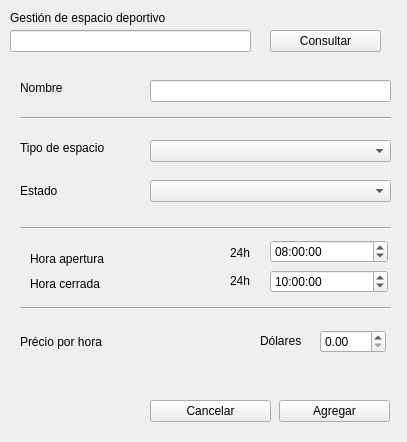
Above: interfaz/Archivos_UI/ventana_espacio_deportivo.ui from Krysthyan/Gestion_polideportivo before the change. Below: the same form after it.
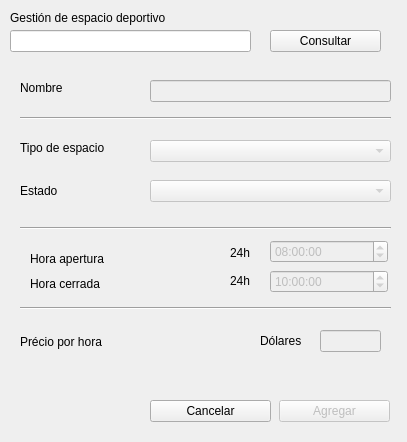
That is the form after the change.

Diff of the .ui file:
```diff
--- a/interfaz/Archivos_UI/ventana_espacio_deportivo.ui
+++ b/interfaz/Archivos_UI/ventana_espacio_deportivo.ui
@@ -2,6 +2,9 @@
 <ui version="4.0">
  <class>Ventana_espacio_deportivo</class>
  <widget class="QWidget" name="Ventana_espacio_deportivo">
+  <property name="enabled">
+   <bool>true</bool>
+  </property>
   <property name="geometry">
    <rect>
     <x>0</x>
@@ -40,6 +43,9 @@
    </property>
   </widget>
   <widget class="QComboBox" name="comboBox_espacios">
+   <property name="enabled">
+    <bool>false</bool>
+   </property>
    <property name="geometry">
     <rect>
      <x>150</x>
@@ -79,6 +85,9 @@
    </property>
   </widget>
   <widget class="QTimeEdit" name="time_hora_cerrada">
+   <property name="enabled">
+    <bool>false</bool>
+   </property>
    <property name="geometry">
     <rect>
      <x>270</x>
@@ -96,6 +105,9 @@
    </property>
   </widget>
   <widget class="QTimeEdit" name="time_hora_apertura">
+   <property name="enabled">
+    <bool>false</bool>
+   </property>
    <property name="geometry">
     <rect>
      <x>270</x>
@@ -125,16 +137,6 @@
     <string>Précio por hora</string>
    </property>
   </widget>
-  <widget class="QDoubleSpinBox" name="spin_precio_por_hora">
-   <property name="geometry">
-    <rect>
-     <x>320</x>
-     <y>330</y>
-     <width>66</width>
-     <height>23</height>
-    </rect>
-   </property>
-  </widget>
   <widget class="QLabel" name="label_6">
    <property name="geometry">
     <rect>
@@ -162,6 +164,9 @@
    </property>
   </widget>
   <widget class="QComboBox" name="comboBox_estados">
+   <property name="enabled">
+    <bool>false</bool>
+   </property>
    <property name="geometry">
     <rect>
      <x>150</x>
@@ -172,6 +177,9 @@
    </property>
   </widget>
   <widget class="QPushButton" name="btn_agregar">
+   <property name="enabled">
+    <bool>false</bool>
+   </property>
    <property name="geometry">
     <rect>
      <x>279</x>
@@ -211,6 +219,9 @@
    </property>
   </widget>
   <widget class="QLineEdit" name="entry_nombre">
+   <property name="enabled">
+    <bool>false</bool>
+   </property>
    <property name="geometry">
     <rect>
      <x>150</x>
@@ -285,7 +296,7 @@
     <string>24h</string>
    </property>
   </widget>
-  <widget class="QLineEdit" name="lineEdit">
+  <widget class="QLineEdit" name="entry_nombre_pol">
    <property name="geometry">
     <rect>
      <x>10</x>
@@ -308,6 +319,19 @@
     <string>Consultar</string>
    </property>
   </widget>
+  <widget class="QLineEdit" name="spin_precio_por_hora">
+   <property name="enabled">
+    <bool>false</bool>
+   </property>
+   <property name="geometry">
+    <rect>
+     <x>320</x>
+     <y>330</y>
+     <width>61</width>
+     <height>22</height>
+    </rect>
+   </property>
+  </widget>
  </widget>
  <resources/>
  <connections/>
```
